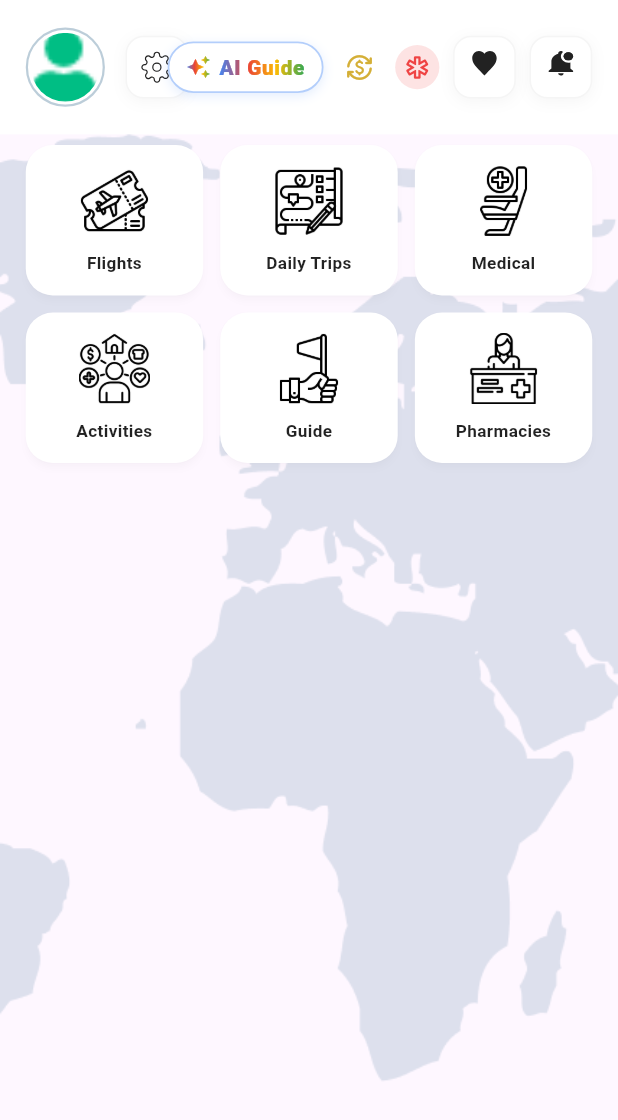
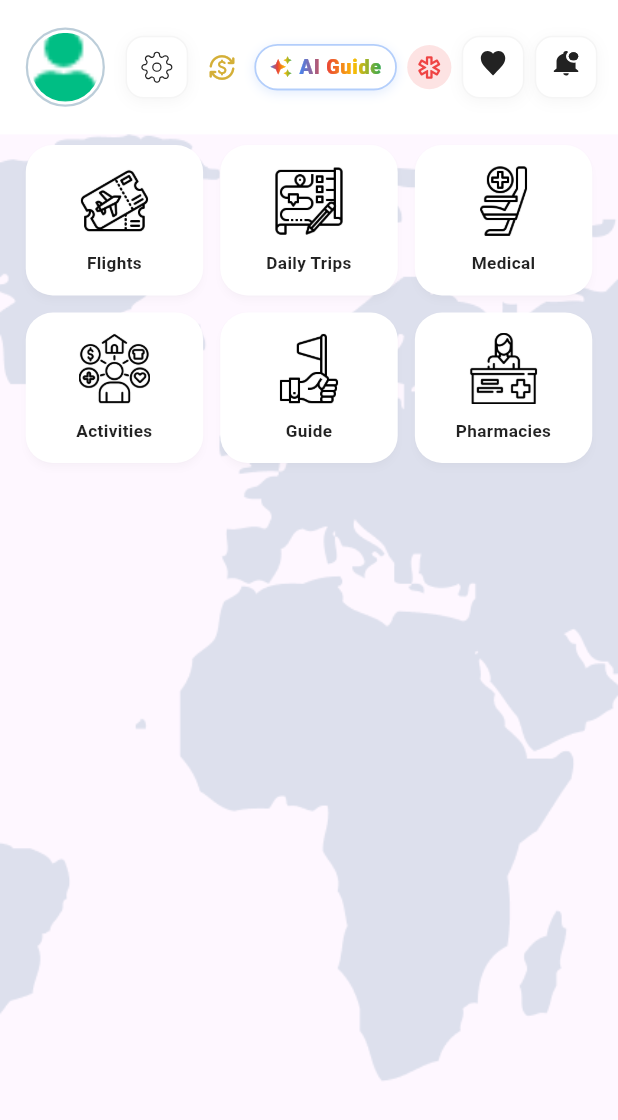
Before and after one commit to salah97nashaat/TravelWin-Plus, a Flutter app: the HomeScreen screen opened directly, on a phone screen of 412 x 824 dp. Shown: the top 1120 px of the screen. Run offline on Flutter 3.47's test engine with Material 3 defaults, Android fonts, the phone set to English and light mode, and no system bars; drawn by our look-alikes of upgrader; our stand-ins replace auto_size_text, cached_network_image, carousel_slider, chewie, convex_bottom_bar, dio and 28 more; missing offline and left inert: applovin_max, pay; accounts and stored records are empty; network calls fail; statements that could not run were skipped; project files that could hold a hidden picture were left out.

Commit message:
Update layout: place AI in middle between Emergency on right and Currency on left; remove Feedback and About from Settings

```diff
--- a/lib/view/screens/home_screen.dart
+++ b/lib/view/screens/home_screen.dart
@@ -175,87 +175,24 @@ class _HomeScreenState extends State<HomeScreen> {
                 ),
               ],
             ),
-            // --- RIGHT: Favorite & Notification ---
+            // --- RIGHT: Tools, Favorite & Notification ---
             actions: [
-              GestureDetector(
-                onTap: () {
-                  Get.toNamed(Routes.travelAIAssistantScreen);
-                },
-                child: Container(
-                  padding: EdgeInsets.symmetric(horizontal: 10.w, vertical: 5.h),
-                  decoration: BoxDecoration(
-                    color: Colors.white,
-                    borderRadius: BorderRadius.circular(16.r),
-                    border: Border.all(color: const Color(0xFF4285F4).withOpacity(0.4), width: 1.2),
-                    boxShadow: [
-                      BoxShadow(
-                        color: const Color(0xFF4285F4).withOpacity(0.15),
-                        blurRadius: 6,
-                        offset: const Offset(0, 2),
-                      ),
-                    ],
-                  ),
-                  child: Row(
-                    mainAxisSize: MainAxisSize.min,
-                    children: [
-                      ShaderMask(
-                        shaderCallback: (bounds) => googleGradient.createShader(bounds),
-                        child: const Icon(Icons.auto_awesome, color: Colors.white, size: 16),
-                      ),
-                      SizedBox(width: 5.w),
-                      ShaderMask(
-                        shaderCallback: (bounds) => googleGradient.createShader(bounds),
-                        child: Text(
-                          Get.locale?.languageCode == 'ar' ? 'المساعد الذكي' : 'AI Guide',
-                          style: TextStyle(
-                            color: Colors.white,
-                            fontSize: 12.sp,
-                            fontWeight: FontWeight.w800,
-                            letterSpacing: 0.5,
-                          ),
-                        ),
-                      ),
-                    ],
-                  ),
-                ),
-              ),
-              SizedBox(width: 8.w),
-              GestureDetector(
-                onTap: () {
-                  Get.toNamed(Routes.currencyConverterScreen);
-                },
-                child: Container(
-                  padding: EdgeInsets.all(5.w),
-                  decoration: BoxDecoration(
-                    color: Colors.white.withOpacity(0.15),
-                    shape: BoxShape.circle,
-                  ),
-                  child: const Icon(
-                    Icons.currency_exchange_rounded,
-                    color: Color(0xFFD4AF37),
-                    size: 18,
-                  ),
-                ),
-              ),
-              SizedBox(width: 8.w),
-              GestureDetector(
-                onTap: () {
-                  Get.toNamed(Routes.emergencyGuideScreen);
-                },
-                child: Container(
-                  padding: EdgeInsets.all(5.w),
-                  decoration: BoxDecoration(
-                    color: const Color(0xFFEF4444).withOpacity(0.15),
-                    shape: BoxShape.circle,
-                  ),
-                  child: const Icon(
-                    Icons.emergency_outlined,
-                    color: Color(0xFFEF4444),
-                    size: 18,
-                  ),
-                ),
-              ),
-              SizedBox(width: 8.w),
+              if (Get.locale?.languageCode == 'ar') ...[
+                // Arabic (RTL): Right is Emergency, Middle is AI, Left is Currency
+                _buildEmergencyButton(),
+                SizedBox(width: 6.w),
+                _buildAiButton(),
+                SizedBox(width: 6.w),
+                _buildCurrencyButton(),
+              ] else ...[
+                // English (LTR): Left is Currency, Middle is AI, Right is Emergency
+                _buildCurrencyButton(),
+                SizedBox(width: 6.w),
+                _buildAiButton(),
+                SizedBox(width: 6.w),
+                _buildEmergencyButton(),
+              ],
+              SizedBox(width: 6.w),
               _buildIconButton(
                 icon: 'assets/images/favorite.svg',
                 onTap: () {
@@ -266,7 +203,7 @@ class _HomeScreenState extends State<HomeScreen> {
                   }
                 },
               ),
-              SizedBox(width: 8.w),
+              SizedBox(width: 6.w),
               _buildIconButton(
                 icon: 'assets/images/notification.svg',
                 onTap: () {
@@ -277,7 +214,7 @@ class _HomeScreenState extends State<HomeScreen> {
                   }
                 },
               ),
-              SizedBox(width: 15.w),
+              SizedBox(width: 12.w),
             ],
           ),
           // AppBar(
@@ -546,6 +483,92 @@ class _HomeScreenState extends State<HomeScreen> {
   //   );
   // }
 
+  Widget _buildAiButton() {
+    return GestureDetector(
+      onTap: () {
+        Get.toNamed(Routes.travelAIAssistantScreen);
+      },
+      child: Container(
+        padding: EdgeInsets.symmetric(horizontal: 8.w, vertical: 4.h),
+        decoration: BoxDecoration(
+          color: Colors.white,
+          borderRadius: BorderRadius.circular(16.r),
+          border: Border.all(
+              color: const Color(0xFF4285F4).withOpacity(0.4), width: 1.2),
+          boxShadow: [
+            BoxShadow(
+              color: const Color(0xFF4285F4).withOpacity(0.15),
+              blurRadius: 6,
+              offset: const Offset(0, 2),
+            ),
+          ],
+        ),
+        child: Row(
+          mainAxisSize: MainAxisSize.min,
+          children: [
+            ShaderMask(
+              shaderCallback: (bounds) => googleGradient.createShader(bounds),
+              child: const Icon(Icons.auto_awesome, color: Colors.white, size: 15),
+            ),
+            SizedBox(width: 4.w),
+            ShaderMask(
+              shaderCallback: (bounds) => googleGradient.createShader(bounds),
+              child: Text(
+                Get.locale?.languageCode == 'ar' ? 'المساعد الذكي' : 'AI Guide',
+                style: TextStyle(
+                  color: Colors.white,
+                  fontSize: 11.5.sp,
+                  fontWeight: FontWeight.w800,
+                  letterSpacing: 0.5,
+                ),
+              ),
+            ),
+          ],
+        ),
+      ),
+    );
+  }
+
+  Widget _buildCurrencyButton() {
+    return GestureDetector(
+      onTap: () {
+        Get.toNamed(Routes.currencyConverterScreen);
+      },
+      child: Container(
+        padding: EdgeInsets.all(5.w),
+        decoration: BoxDecoration(
+          color: Colors.white.withOpacity(0.15),
+          shape: BoxShape.circle,
+        ),
+        child: const Icon(
+          Icons.currency_exchange_rounded,
+          color: Color(0xFFD4AF37),
+          size: 18,
+        ),
+      ),
+    );
+  }
+
+  Widget _buildEmergencyButton() {
+    return GestureDetector(
+      onTap: () {
+        Get.toNamed(Routes.emergencyGuideScreen);
+      },
+      child: Container(
+        padding: EdgeInsets.all(5.w),
+        decoration: BoxDecoration(
+          color: const Color(0xFFEF4444).withOpacity(0.15),
+          shape: BoxShape.circle,
+        ),
+        child: const Icon(
+          Icons.emergency_outlined,
+          color: Color(0xFFEF4444),
+          size: 18,
+        ),
+      ),
+    );
+  }
+
   Widget _buildIconButton({required String icon, required VoidCallback onTap}) {
     return GestureDetector(
       onTap: onTap,
--- a/lib/view/screens/settings_screen.dart
+++ b/lib/view/screens/settings_screen.dart
@@ -7,13 +7,13 @@ import 'package:url_launcher/url_launcher_string.dart';
 import '../../helpers/adv/admob_banner.dart';
 import 'package:travelwin/view/widgets/setting/delete_account_widget.dart';
 import 'package:travelwin/view/widgets/setting/language_widget.dart';
-import 'package:travelwin/view/widgets/setting/about_widget.dart';
+// import 'package:travelwin/view/widgets/setting/about_widget.dart';
 import 'package:travelwin/view/widgets/setting/logout_widget.dart';
 import 'package:travelwin/logic/controllers/settings_controller.dart';
 import 'package:travelwin/utils/theme.dart';
 import '../../routes/routes.dart';
 // import '../widgets/setting/delete_account_widget.dart';
-import '../widgets/setting/feedback_widget.dart';
+// import '../widgets/setting/feedback_widget.dart';
 import '../widgets/setting/login_widget.dart';
 // import '../widgets/setting/privacy_widget.dart';
 import '../widgets/setting/share_widget.dart';
@@ -369,14 +369,6 @@ class SettingsScreen extends StatelessWidget {
           SizedBox(
             height: 15.h,
           ),
-          FeedbackWidget(),
-          SizedBox(
-            height: 15.h,
-          ),
-          AboutWidget(),
-          SizedBox(
-            height: 15.h,
-          ),
           ShareWidget(),
           //  SizedBox(
           //   height: 25.h,
```
